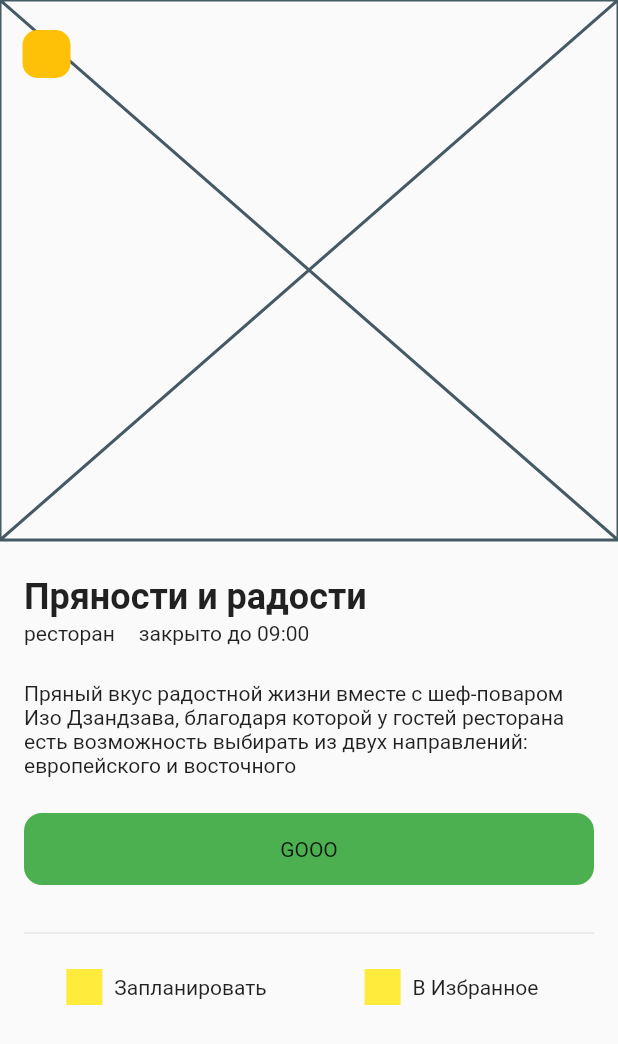
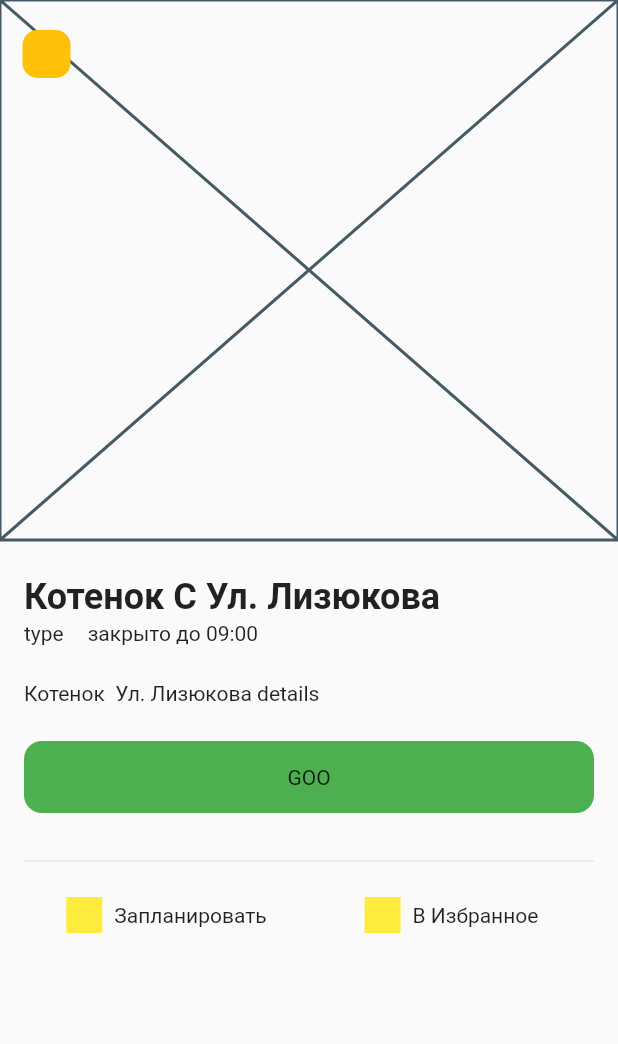
Before and after one commit to aiserrock/surf-flutter-course-zaikin, a Flutter app: the screen it shows after launch, on a phone screen of 412 x 824 dp. Shown: the top 1044 px of the screen. Run offline on Flutter 3.47's test engine with Material 2 defaults, Android fonts, the phone set to English and light mode, and no system bars.

Commit message:
added docs for class and refactoring code

```diff
--- a/lib/main.dart
+++ b/lib/main.dart
@@ -1,5 +1,6 @@
 import 'package:flutter/material.dart';
-import 'package:places/ui/screen/sight_details.dart';
+import 'package:places/mocks.dart';
+import 'package:places/ui/screen/sight_details_screen.dart';
 
 void main() {
   runApp(const App());
@@ -15,7 +16,7 @@ class App extends StatelessWidget {
       theme: ThemeData(
         primarySwatch: Colors.blue,
       ),
-      home: const SightDetails(),
+      home: SightDetailsScreen(sight: mocks.first),
     );
   }
 }
--- a/lib/mocks.dart
+++ b/lib/mocks.dart
@@ -1,6 +1,6 @@
 import 'package:places/domain/sight.dart';
 
-final List mocks = <Sight>[
+final List<Sight> mocks = <Sight>[
   Sight(
     name: 'Котенок С Ул. Лизюкова',
     lat: 51.7155559,
--- /dev/null
+++ b/lib/ui/common/widgets/button/RowBackButton.dart
@@ -0,0 +1,34 @@
+import 'package:flutter/material.dart';
+
+/// Кнопка назад в рамках всего приложения
+class RowBackButton extends StatelessWidget {
+  const RowBackButton({Key? key}) : super(key: key);
+
+  @override
+  Widget build(BuildContext context) {
+    return SafeArea(
+      child: Padding(
+        padding: const EdgeInsets.only(top: 8, left: 15),
+        child: Row(
+          children: [
+            Container(
+              decoration: BoxDecoration(
+                borderRadius: BorderRadius.circular(10),
+                color: Colors.amber,
+              ),
+              height: 32,
+              width: 32,
+              child: IconButton(
+                onPressed: () => Navigator.pop(context),
+                icon: const SizedBox(
+                  height: 32,
+                  width: 32,
+                ),
+              ),
+            ),
+          ],
+        ),
+      ),
+    );
+  }
+}
--- /dev/null
+++ b/lib/ui/common/widgets/button/primary_button.dart
@@ -0,0 +1,39 @@
+import 'package:flutter/material.dart';
+
+/// Главная кнопка в рамках всего приложения
+class PrimaryButton extends StatelessWidget {
+  const PrimaryButton({
+    Key? key,
+    required this.text,
+  }) : super(key: key);
+
+  final String text;
+
+  @override
+  Widget build(BuildContext context) {
+    return SizedBox(
+      height: 48,
+      child: DecoratedBox(
+        decoration: BoxDecoration(
+          color: const Color.fromRGBO(76, 175, 80, 1),
+          borderRadius: BorderRadius.circular(12.0),
+        ),
+        child: Material(
+          color: Colors.transparent,
+          child: InkWell(
+            customBorder: RoundedRectangleBorder(
+              borderRadius: BorderRadius.circular(12.0),
+            ),
+            onTap: () {},
+            child: Center(
+              child: Padding(
+                padding: const EdgeInsets.symmetric(horizontal: 16.0),
+                child: Text(text),
+              ),
+            ),
+          ),
+        ),
+      ),
+    );
+  }
+}
--- /dev/null
+++ b/lib/ui/common/widgets/button/secondary_button.dart
@@ -0,0 +1,50 @@
+import 'package:flutter/material.dart';
+
+/// Второстепенная кнопка в рамках всего приложения
+class SecondaryButton extends StatelessWidget {
+  final String title;
+  final IconData? icon;
+
+  const SecondaryButton({
+    Key? key,
+    required this.title,
+    this.icon,
+  }) : super(key: key);
+
+  @override
+  Widget build(BuildContext context) {
+    return Expanded(
+      child: Material(
+        color: Colors.transparent,
+        child: InkWell(
+          onTap: () {},
+          child: SizedBox(
+            height: 40,
+            child: Padding(
+              padding: const EdgeInsets.only(
+                left: 14,
+                right: 14,
+                top: 8,
+                bottom: 8,
+              ),
+              child: Row(
+                mainAxisAlignment: MainAxisAlignment.center,
+                children: [
+                  Container(
+                    width: 24,
+                    height: 24,
+                    color: Colors.yellow,
+                  ),
+                  const SizedBox(
+                    width: 8,
+                  ),
+                  Text(title),
+                ],
+              ),
+            ),
+          ),
+        ),
+      ),
+    );
+  }
+}
--- a/lib/ui/screen/sight_details.dart
+++ /dev/null
@@ -1,193 +0,0 @@
-import 'package:flutter/material.dart';
-
-class SightDetails extends StatelessWidget {
-  const SightDetails({Key? key}) : super(key: key);
-
-  @override
-  Widget build(BuildContext context) {
-    return Scaffold(
-      body: Stack(children: [
-        Column(
-          children: [
-            const SizedBox(
-              height: 360,
-              child: Placeholder(),
-            ),
-            Padding(
-              padding: const EdgeInsets.symmetric(
-                horizontal: 16,
-              ),
-              child: Column(
-                crossAxisAlignment: CrossAxisAlignment.start,
-                children: [
-                  const SizedBox(
-                    height: 24,
-                  ),
-                  const Text(
-                    'Пряности и радости',
-                    style: TextStyle(
-                      fontFamily: 'Roboto',
-                      fontWeight: FontWeight.w700,
-                      fontSize: 24,
-                    ),
-                  ),
-                  const SizedBox(
-                    height: 2,
-                  ),
-                  Row(
-                    children: const [
-                      Text('ресторан'),
-                      SizedBox(
-                        width: 16,
-                      ),
-                      Text('закрыто до 09:00'),
-                    ],
-                  ),
-                  const SizedBox(
-                    height: 24,
-                  ),
-                  const Text('Пряный вкус радостной жизни вместе с шеф-поваром Изо Дзандзава,'
-                      ' благодаря которой у гостей ресторана есть возможность выбирать из '
-                      'двух направлений: европейского и восточного'),
-                  const SizedBox(
-                    height: 24,
-                  ),
-                  const PrimaryButton(),
-                  const SizedBox(height: 24),
-                  const Divider(),
-                  const SizedBox(height: 8),
-                  Row(
-                    children: const [
-                      SecondButton(title: 'Запланировать'),
-                      SecondButton(title: 'В Избранное'),
-                    ],
-                  ),
-                ],
-              ),
-            ),
-          ],
-        ),
-        const Positioned(
-          top: 12,
-          child: RowBack(),
-        ),
-      ]),
-    );
-  }
-}
-
-class PrimaryButton extends StatelessWidget {
-  const PrimaryButton({
-    Key? key,
-  }) : super(key: key);
-
-  @override
-  Widget build(BuildContext context) {
-    return SizedBox(
-      height: 48,
-      child: DecoratedBox(
-        decoration: BoxDecoration(
-          color: const Color.fromRGBO(76, 175, 80, 1),
-          borderRadius: BorderRadius.circular(12.0),
-        ),
-        child: Material(
-          color: Colors.transparent,
-          child: InkWell(
-            customBorder: RoundedRectangleBorder(
-              borderRadius: BorderRadius.circular(12.0),
-            ),
-            onTap: () {},
-            child: const Center(
-              child: Padding(
-                padding: EdgeInsets.symmetric(horizontal: 16.0),
-                child: Text(
-                  'GOOO',
-                ),
-              ),
-            ),
-          ),
-        ),
-      ),
-    );
-  }
-}
-
-class SecondButton extends StatelessWidget {
-  final String title;
-  final IconData? icon;
-
-  const SecondButton({
-    Key? key,
-    required this.title,
-    this.icon,
-  }) : super(key: key);
-
-  @override
-  Widget build(BuildContext context) {
-    return Expanded(
-      child: Material(
-        color: Colors.transparent,
-        child: InkWell(
-          onTap: () {},
-          child: SizedBox(
-            height: 40,
-            child: Padding(
-              padding: const EdgeInsets.only(
-                left: 14,
-                right: 14,
-                top: 8,
-                bottom: 8,
-              ),
-              child: Row(
-                mainAxisAlignment: MainAxisAlignment.center,
-                children: [
-                  Container(
-                    width: 24,
-                    height: 24,
-                    color: Colors.yellow,
-                  ),
-                  const SizedBox(
-                    width: 8,
-                  ),
-                  Text(title),
-                ],
-              ),
-            ),
-          ),
-        ),
-      ),
-    );
-  }
-}
-
-class RowBack extends StatelessWidget {
-  const RowBack({Key? key}) : super(key: key);
-
-  @override
-  Widget build(BuildContext context) {
-    return SafeArea(
-      child: Padding(
-        padding: const EdgeInsets.only(top: 8, left: 15),
-        child: Row(
-          children: [
-            Container(
-              decoration: BoxDecoration(
-                borderRadius: BorderRadius.circular(10),
-                color: Colors.amber,
-              ),
-              height: 32,
-              width: 32,
-              child: IconButton(
-                onPressed: () => Navigator.pop(context),
-                icon: const SizedBox(
-                  height: 32,
-                  width: 32,
-                ),
-              ),
-            ),
-          ],
-        ),
-      ),
-    );
-  }
-}
--- /dev/null
+++ b/lib/ui/screen/sight_details_screen.dart
@@ -0,0 +1,82 @@
+import 'package:flutter/material.dart';
+import 'package:places/domain/sight.dart';
+import 'package:places/ui/common/widgets/button/RowBackButton.dart';
+import 'package:places/ui/common/widgets/button/primary_button.dart';
+import 'package:places/ui/common/widgets/button/secondary_button.dart';
+
+class SightDetailsScreen extends StatelessWidget {
+  const SightDetailsScreen({
+    Key? key,
+    required this.sight,
+  }) : super(key: key);
+
+  final Sight sight;
+
+  @override
+  Widget build(BuildContext context) {
+    return Scaffold(
+      body: Stack(children: [
+        Column(
+          children: [
+            const SizedBox(
+              height: 360,
+              child: Placeholder(),
+            ),
+            Padding(
+              padding: const EdgeInsets.symmetric(
+                horizontal: 16,
+              ),
+              child: Column(
+                crossAxisAlignment: CrossAxisAlignment.start,
+                children: [
+                  const SizedBox(
+                    height: 24,
+                  ),
+                  Text(
+                    sight.name,
+                    style: TextStyle(
+                      fontFamily: 'Roboto',
+                      fontWeight: FontWeight.w700,
+                      fontSize: 24,
+                    ),
+                  ),
+                  const SizedBox(
+                    height: 2,
+                  ),
+                  Row(
+                    children: [
+                      Text(sight.type),
+                      const SizedBox(width: 16),
+                      Text('закрыто до 09:00'),
+                    ],
+                  ),
+                  const SizedBox(
+                    height: 24,
+                  ),
+                  Text(sight.details),
+                  const SizedBox(
+                    height: 24,
+                  ),
+                  const PrimaryButton(text: 'GOO'),
+                  const SizedBox(height: 24),
+                  const Divider(),
+                  const SizedBox(height: 8),
+                  Row(
+                    children: const [
+                      SecondaryButton(title: 'Запланировать'),
+                      SecondaryButton(title: 'В Избранное'),
+                    ],
+                  ),
+                ],
+              ),
+            ),
+          ],
+        ),
+        const Positioned(
+          top: 12,
+          child: RowBackButton(),
+        ),
+      ]),
+    );
+  }
+}
```
Also changed, not shown: lib/domain/sight.dart (+11 -0 lines).
